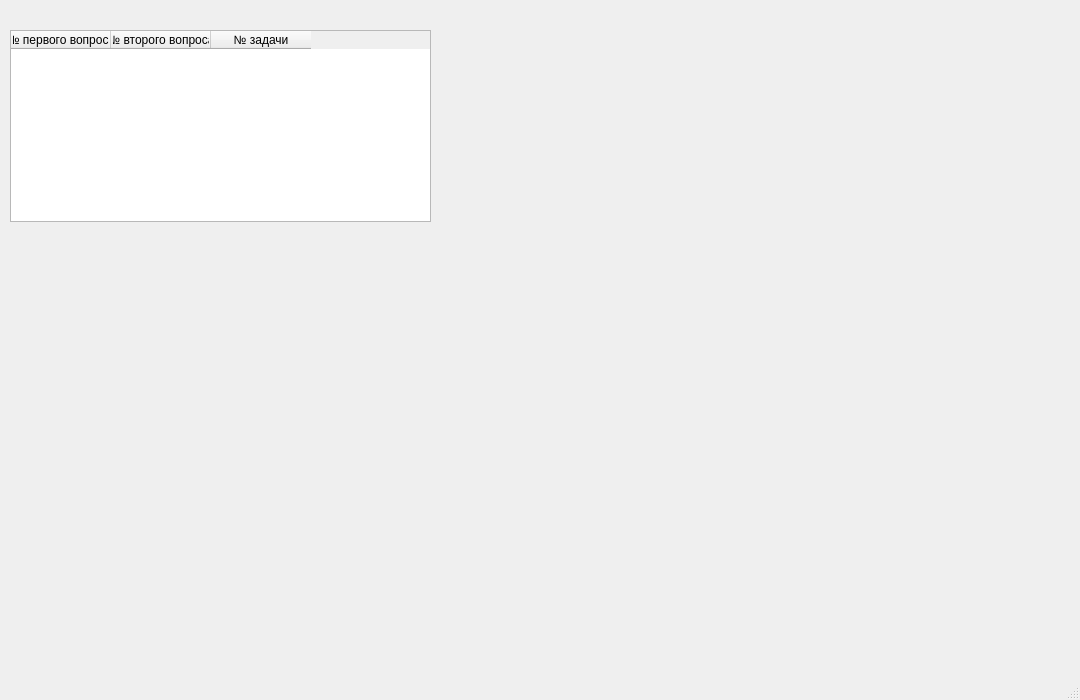
Old version of the form ticketwindow.ui in the repository by1ex/GeneratorIBC.
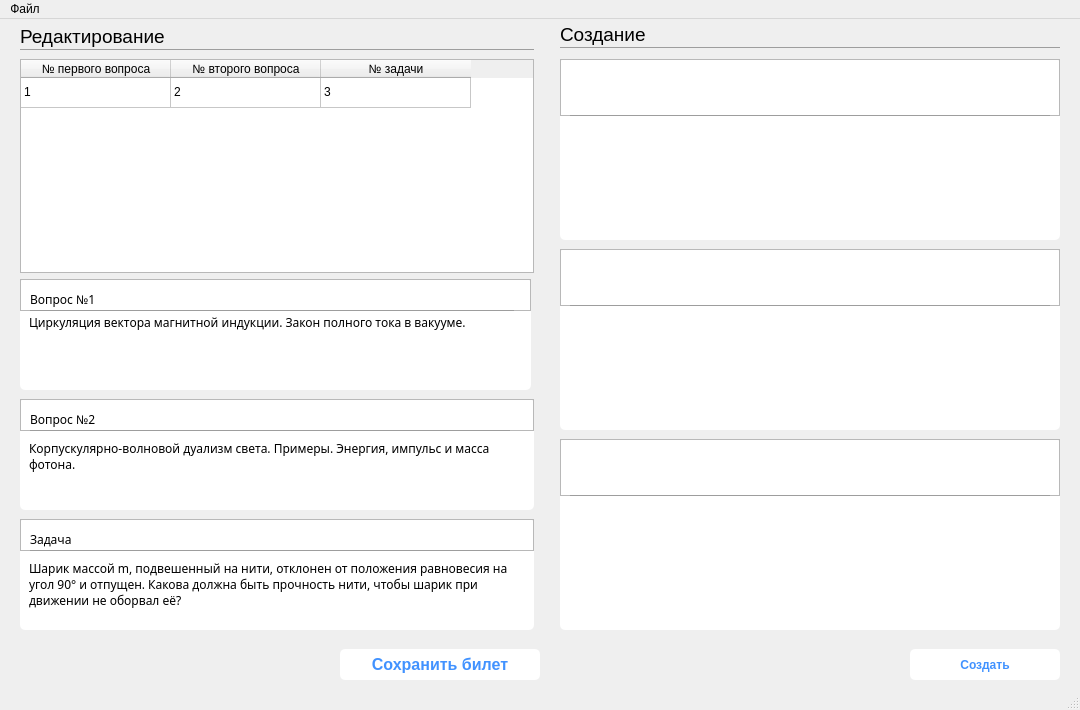
New version of the form.

Commit message: Add main fields

```diff
--- a/ticketwindow.ui
+++ b/ticketwindow.ui
@@ -7,20 +7,45 @@
     <x>0</x>
     <y>0</y>
     <width>1080</width>
-    <height>700</height>
+    <height>710</height>
    </rect>
   </property>
   <property name="windowTitle">
    <string>MainWindow</string>
   </property>
+  <property name="styleSheet">
+   <string notr="true">QPushButton{
+	background-color: rgb(255, 255, 255);
+	color: rgb(65, 146, 255);
+	border-radius: 5px;
+	font: 12pt &quot;Segoe UI&quot;;
+	font-weight: 500;
+}
+
+QPushButton:hover{
+	background-color: rgb(65, 146, 255);
+	color: rgb(255, 255, 255);
+	border-radius: 5px;
+	font: 12pt &quot;Segoe UI&quot;;
+	font-weight: 500;
+}
+
+QPushButton:pressed{
+	background-color: rgb(43, 97, 170);
+	color: rgb(255, 255, 255);
+	border-radius: 5px;
+	font: 12pt &quot;Segoe UI&quot;;
+	font-weight: 500;
+}</string>
+  </property>
   <widget class="QWidget" name="centralwidget">
    <widget class="QTableWidget" name="tableWidget">
     <property name="geometry">
      <rect>
-      <x>10</x>
-      <y>30</y>
-      <width>421</width>
-      <height>192</height>
+      <x>20</x>
+      <y>40</y>
+      <width>514</width>
+      <height>214</height>
      </rect>
     </property>
     <property name="layoutDirection">
@@ -33,7 +58,7 @@
      <enum>QAbstractScrollArea::AdjustIgnored</enum>
     </property>
     <property name="showGrid">
-     <bool>false</bool>
+     <bool>true</bool>
     </property>
     <property name="wordWrap">
      <bool>true</bool>
@@ -44,9 +69,18 @@
     <attribute name="horizontalHeaderVisible">
      <bool>true</bool>
     </attribute>
+    <attribute name="horizontalHeaderCascadingSectionResizes">
+     <bool>false</bool>
+    </attribute>
+    <attribute name="horizontalHeaderDefaultSectionSize">
+     <number>39</number>
+    </attribute>
     <attribute name="horizontalHeaderHighlightSections">
      <bool>true</bool>
     </attribute>
+    <attribute name="horizontalHeaderMinimumSectionSize">
+     <number>150</number>
+    </attribute>
     <attribute name="horizontalHeaderShowSortIndicator" stdset="0">
      <bool>false</bool>
     </attribute>
@@ -76,6 +110,803 @@
       <string>№ задачи</string>
      </property>
     </column>
+    <item row="0" column="0">
+     <property name="text">
+      <string>1</string>
+     </property>
+    </item>
+    <item row="0" column="1">
+     <property name="text">
+      <string>2</string>
+     </property>
+    </item>
+    <item row="0" column="2">
+     <property name="text">
+      <string>3</string>
+     </property>
+    </item>
+   </widget>
+   <widget class="QFrame" name="section1">
+    <property name="geometry">
+     <rect>
+      <x>560</x>
+      <y>40</y>
+      <width>500</width>
+      <height>181</height>
+     </rect>
+    </property>
+    <property name="styleSheet">
+     <string notr="true">QFrame#section1{
+	background-color: rgb(255, 255, 255);
+	border-radius: 5px;
+}</string>
+    </property>
+    <property name="frameShape">
+     <enum>QFrame::StyledPanel</enum>
+    </property>
+    <property name="frameShadow">
+     <enum>QFrame::Raised</enum>
+    </property>
+    <layout class="QGridLayout" name="gridLayout">
+     <property name="leftMargin">
+      <number>0</number>
+     </property>
+     <property name="topMargin">
+      <number>0</number>
+     </property>
+     <property name="rightMargin">
+      <number>0</number>
+     </property>
+     <property name="bottomMargin">
+      <number>0</number>
+     </property>
+     <property name="spacing">
+      <number>0</number>
+     </property>
+     <item row="1" column="0">
+      <widget class="QWidget" name="widget" native="true"/>
+     </item>
+     <item row="0" column="0">
+      <widget class="QFrame" name="frame_2">
+       <property name="minimumSize">
+        <size>
+         <width>0</width>
+         <height>57</height>
+        </size>
+       </property>
+       <property name="maximumSize">
+        <size>
+         <width>16777215</width>
+         <height>57</height>
+        </size>
+       </property>
+       <property name="frameShape">
+        <enum>QFrame::StyledPanel</enum>
+       </property>
+       <property name="frameShadow">
+        <enum>QFrame::Raised</enum>
+       </property>
+       <widget class="QFrame" name="hr3">
+        <property name="geometry">
+         <rect>
+          <x>10</x>
+          <y>56</y>
+          <width>480</width>
+          <height>1</height>
+         </rect>
+        </property>
+        <property name="styleSheet">
+         <string notr="true">QFrame#hr3{
+	background-color: rgb(204, 204, 204);
+}</string>
+        </property>
+        <property name="frameShape">
+         <enum>QFrame::StyledPanel</enum>
+        </property>
+        <property name="frameShadow">
+         <enum>QFrame::Raised</enum>
+        </property>
+       </widget>
+      </widget>
+     </item>
+    </layout>
+   </widget>
+   <widget class="QLabel" name="editlabel">
+    <property name="geometry">
+     <rect>
+      <x>20</x>
+      <y>2</y>
+      <width>221</width>
+      <height>31</height>
+     </rect>
+    </property>
+    <property name="font">
+     <font>
+      <family>Segoe UI</family>
+      <pointsize>14</pointsize>
+      <weight>62</weight>
+      <bold>true</bold>
+     </font>
+    </property>
+    <property name="text">
+     <string>Редактирование</string>
+    </property>
+   </widget>
+   <widget class="QFrame" name="hr1">
+    <property name="geometry">
+     <rect>
+      <x>20</x>
+      <y>30</y>
+      <width>514</width>
+      <height>1</height>
+     </rect>
+    </property>
+    <property name="styleSheet">
+     <string notr="true">QFrame#hr1{
+	background-color: rgb(204, 204, 204);
+}</string>
+    </property>
+    <property name="frameShape">
+     <enum>QFrame::StyledPanel</enum>
+    </property>
+    <property name="frameShadow">
+     <enum>QFrame::Raised</enum>
+    </property>
+   </widget>
+   <widget class="QPushButton" name="btnSaveTicket">
+    <property name="geometry">
+     <rect>
+      <x>340</x>
+      <y>630</y>
+      <width>200</width>
+      <height>31</height>
+     </rect>
+    </property>
+    <property name="font">
+     <font>
+      <family>Segoe UI</family>
+      <pointsize>12</pointsize>
+      <weight>62</weight>
+      <italic>false</italic>
+      <bold>true</bold>
+     </font>
+    </property>
+    <property name="text">
+     <string>Сохранить билет</string>
+    </property>
+   </widget>
+   <widget class="QPushButton" name="btnSaveTicket_2">
+    <property name="geometry">
+     <rect>
+      <x>910</x>
+      <y>630</y>
+      <width>150</width>
+      <height>31</height>
+     </rect>
+    </property>
+    <property name="text">
+     <string>Создать</string>
+    </property>
+   </widget>
+   <widget class="QFrame" name="hr2">
+    <property name="geometry">
+     <rect>
+      <x>560</x>
+      <y>28</y>
+      <width>500</width>
+      <height>1</height>
+     </rect>
+    </property>
+    <property name="styleSheet">
+     <string notr="true">QFrame#hr2{
+	background-color: rgb(204, 204, 204);
+}</string>
+    </property>
+    <property name="frameShape">
+     <enum>QFrame::StyledPanel</enum>
+    </property>
+    <property name="frameShadow">
+     <enum>QFrame::Raised</enum>
+    </property>
+   </widget>
+   <widget class="QLabel" name="createlabel">
+    <property name="geometry">
+     <rect>
+      <x>560</x>
+      <y>0</y>
+      <width>221</width>
+      <height>31</height>
+     </rect>
+    </property>
+    <property name="font">
+     <font>
+      <family>Segoe UI</family>
+      <pointsize>14</pointsize>
+      <weight>62</weight>
+      <bold>true</bold>
+     </font>
+    </property>
+    <property name="text">
+     <string>Создание</string>
+    </property>
+   </widget>
+   <widget class="QFrame" name="section2">
+    <property name="geometry">
+     <rect>
+      <x>560</x>
+      <y>230</y>
+      <width>500</width>
+      <height>181</height>
+     </rect>
+    </property>
+    <property name="styleSheet">
+     <string notr="true">QFrame#section2{
+	background-color: rgb(255, 255, 255);
+	border-radius: 5px;
+}</string>
+    </property>
+    <property name="frameShape">
+     <enum>QFrame::StyledPanel</enum>
+    </property>
+    <property name="frameShadow">
+     <enum>QFrame::Raised</enum>
+    </property>
+    <layout class="QGridLayout" name="gridLayout_4">
+     <property name="leftMargin">
+      <number>0</number>
+     </property>
+     <property name="topMargin">
+      <number>0</number>
+     </property>
+     <property name="rightMargin">
+      <number>0</number>
+     </property>
+     <property name="bottomMargin">
+      <number>0</number>
+     </property>
+     <property name="spacing">
+      <number>0</number>
+     </property>
+     <item row="1" column="0">
+      <widget class="QWidget" name="widget_4" native="true"/>
+     </item>
+     <item row="0" column="0">
+      <widget class="QFrame" name="frame_5">
+       <property name="minimumSize">
+        <size>
+         <width>0</width>
+         <height>57</height>
+        </size>
+       </property>
+       <property name="maximumSize">
+        <size>
+         <width>16777215</width>
+         <height>57</height>
+        </size>
+       </property>
+       <property name="frameShape">
+        <enum>QFrame::StyledPanel</enum>
+       </property>
+       <property name="frameShadow">
+        <enum>QFrame::Raised</enum>
+       </property>
+       <widget class="QFrame" name="hr4">
+        <property name="geometry">
+         <rect>
+          <x>10</x>
+          <y>56</y>
+          <width>480</width>
+          <height>1</height>
+         </rect>
+        </property>
+        <property name="styleSheet">
+         <string notr="true">QFrame#hr4{
+	background-color: rgb(204, 204, 204);
+}</string>
+        </property>
+        <property name="frameShape">
+         <enum>QFrame::StyledPanel</enum>
+        </property>
+        <property name="frameShadow">
+         <enum>QFrame::Raised</enum>
+        </property>
+       </widget>
+      </widget>
+     </item>
+    </layout>
+   </widget>
+   <widget class="QFrame" name="task2">
+    <property name="geometry">
+     <rect>
+      <x>560</x>
+      <y>420</y>
+      <width>500</width>
+      <height>191</height>
+     </rect>
+    </property>
+    <property name="styleSheet">
+     <string notr="true">QFrame#task2{
+	background-color: rgb(255, 255, 255);
+	border-radius: 5px;
+}</string>
+    </property>
+    <property name="frameShape">
+     <enum>QFrame::StyledPanel</enum>
+    </property>
+    <property name="frameShadow">
+     <enum>QFrame::Raised</enum>
+    </property>
+    <layout class="QGridLayout" name="gridLayout_5">
+     <property name="leftMargin">
+      <number>0</number>
+     </property>
+     <property name="topMargin">
+      <number>0</number>
+     </property>
+     <property name="rightMargin">
+      <number>0</number>
+     </property>
+     <property name="bottomMargin">
+      <number>0</number>
+     </property>
+     <property name="spacing">
+      <number>0</number>
+     </property>
+     <item row="1" column="0">
+      <widget class="QWidget" name="widget_5" native="true"/>
+     </item>
+     <item row="0" column="0">
+      <widget class="QFrame" name="frame_8">
+       <property name="minimumSize">
+        <size>
+         <width>0</width>
+         <height>57</height>
+        </size>
+       </property>
+       <property name="maximumSize">
+        <size>
+         <width>16777215</width>
+         <height>57</height>
+        </size>
+       </property>
+       <property name="frameShape">
+        <enum>QFrame::StyledPanel</enum>
+       </property>
+       <property name="frameShadow">
+        <enum>QFrame::Raised</enum>
+       </property>
+       <widget class="QFrame" name="hr5">
+        <property name="geometry">
+         <rect>
+          <x>10</x>
+          <y>56</y>
+          <width>480</width>
+          <height>1</height>
+         </rect>
+        </property>
+        <property name="styleSheet">
+         <string notr="true">QFrame#hr5{
+	background-color: rgb(204, 204, 204);
+}</string>
+        </property>
+        <property name="frameShape">
+         <enum>QFrame::StyledPanel</enum>
+        </property>
+        <property name="frameShadow">
+         <enum>QFrame::Raised</enum>
+        </property>
+       </widget>
+      </widget>
+     </item>
+    </layout>
+   </widget>
+   <widget class="QFrame" name="question1">
+    <property name="geometry">
+     <rect>
+      <x>20</x>
+      <y>260</y>
+      <width>511</width>
+      <height>111</height>
+     </rect>
+    </property>
+    <property name="styleSheet">
+     <string notr="true">QFrame#question1{
+	background-color: rgb(255, 255, 255);
+	border-radius: 5px;
+}</string>
+    </property>
+    <property name="frameShape">
+     <enum>QFrame::StyledPanel</enum>
+    </property>
+    <property name="frameShadow">
+     <enum>QFrame::Raised</enum>
+    </property>
+    <layout class="QGridLayout" name="gridLayout_6">
+     <property name="leftMargin">
+      <number>0</number>
+     </property>
+     <property name="topMargin">
+      <number>0</number>
+     </property>
+     <property name="rightMargin">
+      <number>0</number>
+     </property>
+     <property name="bottomMargin">
+      <number>0</number>
+     </property>
+     <property name="spacing">
+      <number>0</number>
+     </property>
+     <item row="1" column="0">
+      <widget class="QWidget" name="widget_6" native="true">
+       <layout class="QHBoxLayout" name="horizontalLayout">
+        <property name="topMargin">
+         <number>3</number>
+        </property>
+        <item>
+         <widget class="QLabel" name="label">
+          <property name="font">
+           <font>
+            <family>Montserrat</family>
+            <pointsize>9</pointsize>
+           </font>
+          </property>
+          <property name="text">
+           <string>Циркуляция вектора магнитной индукции. Закон полного тока в вакууме.</string>
+          </property>
+          <property name="textFormat">
+           <enum>Qt::AutoText</enum>
+          </property>
+          <property name="alignment">
+           <set>Qt::AlignLeading|Qt::AlignLeft|Qt::AlignTop</set>
+          </property>
+          <property name="wordWrap">
+           <bool>true</bool>
+          </property>
+         </widget>
+        </item>
+       </layout>
+      </widget>
+     </item>
+     <item row="0" column="0">
+      <widget class="QFrame" name="frame_3">
+       <property name="minimumSize">
+        <size>
+         <width>0</width>
+         <height>32</height>
+        </size>
+       </property>
+       <property name="maximumSize">
+        <size>
+         <width>16777215</width>
+         <height>32</height>
+        </size>
+       </property>
+       <property name="frameShape">
+        <enum>QFrame::StyledPanel</enum>
+       </property>
+       <property name="frameShadow">
+        <enum>QFrame::Raised</enum>
+       </property>
+       <widget class="QFrame" name="hr6">
+        <property name="geometry">
+         <rect>
+          <x>10</x>
+          <y>31</y>
+          <width>484</width>
+          <height>1</height>
+         </rect>
+        </property>
+        <property name="styleSheet">
+         <string notr="true">QFrame#hr6{
+	background-color: rgb(204, 204, 204);
+}</string>
+        </property>
+        <property name="frameShape">
+         <enum>QFrame::StyledPanel</enum>
+        </property>
+        <property name="frameShadow">
+         <enum>QFrame::Raised</enum>
+        </property>
+       </widget>
+       <widget class="QLabel" name="label_2">
+        <property name="geometry">
+         <rect>
+          <x>10</x>
+          <y>10</y>
+          <width>151</width>
+          <height>20</height>
+         </rect>
+        </property>
+        <property name="font">
+         <font>
+          <family>Montserrat</family>
+          <pointsize>9</pointsize>
+         </font>
+        </property>
+        <property name="text">
+         <string>Вопрос №1</string>
+        </property>
+        <property name="textFormat">
+         <enum>Qt::AutoText</enum>
+        </property>
+        <property name="wordWrap">
+         <bool>true</bool>
+        </property>
+       </widget>
+      </widget>
+     </item>
+    </layout>
+   </widget>
+   <widget class="QFrame" name="question2">
+    <property name="geometry">
+     <rect>
+      <x>20</x>
+      <y>380</y>
+      <width>514</width>
+      <height>111</height>
+     </rect>
+    </property>
+    <property name="styleSheet">
+     <string notr="true">QFrame#question2{
+	background-color: rgb(255, 255, 255);
+	border-radius: 5px;
+}</string>
+    </property>
+    <property name="frameShape">
+     <enum>QFrame::StyledPanel</enum>
+    </property>
+    <property name="frameShadow">
+     <enum>QFrame::Raised</enum>
+    </property>
+    <layout class="QGridLayout" name="gridLayout_7">
+     <property name="leftMargin">
+      <number>0</number>
+     </property>
+     <property name="topMargin">
+      <number>0</number>
+     </property>
+     <property name="rightMargin">
+      <number>0</number>
+     </property>
+     <property name="bottomMargin">
+      <number>0</number>
+     </property>
+     <property name="spacing">
+      <number>0</number>
+     </property>
+     <item row="1" column="0">
+      <widget class="QWidget" name="widget_7" native="true">
+       <layout class="QHBoxLayout" name="horizontalLayout_2">
+        <item>
+         <widget class="QLabel" name="label_3">
+          <property name="font">
+           <font>
+            <family>Montserrat</family>
+            <pointsize>9</pointsize>
+           </font>
+          </property>
+          <property name="text">
+           <string>Корпускулярно-волновой дуализм света. Примеры. Энергия, импульс и масса фотона.</string>
+          </property>
+          <property name="textFormat">
+           <enum>Qt::AutoText</enum>
+          </property>
+          <property name="alignment">
+           <set>Qt::AlignLeading|Qt::AlignLeft|Qt::AlignTop</set>
+          </property>
+          <property name="wordWrap">
+           <bool>true</bool>
+          </property>
+         </widget>
+        </item>
+       </layout>
+      </widget>
+     </item>
+     <item row="0" column="0">
+      <widget class="QFrame" name="frame_7">
+       <property name="minimumSize">
+        <size>
+         <width>0</width>
+         <height>32</height>
+        </size>
+       </property>
+       <property name="maximumSize">
+        <size>
+         <width>16777215</width>
+         <height>32</height>
+        </size>
+       </property>
+       <property name="frameShape">
+        <enum>QFrame::StyledPanel</enum>
+       </property>
+       <property name="frameShadow">
+        <enum>QFrame::Raised</enum>
+       </property>
+       <widget class="QFrame" name="hr7">
+        <property name="geometry">
+         <rect>
+          <x>10</x>
+          <y>31</y>
+          <width>480</width>
+          <height>1</height>
+         </rect>
+        </property>
+        <property name="styleSheet">
+         <string notr="true">QFrame#hr7{
+	background-color: rgb(204, 204, 204);
+}</string>
+        </property>
+        <property name="frameShape">
+         <enum>QFrame::StyledPanel</enum>
+        </property>
+        <property name="frameShadow">
+         <enum>QFrame::Raised</enum>
+        </property>
+       </widget>
+       <widget class="QLabel" name="label_5">
+        <property name="geometry">
+         <rect>
+          <x>10</x>
+          <y>10</y>
+          <width>151</width>
+          <height>20</height>
+         </rect>
+        </property>
+        <property name="font">
+         <font>
+          <family>Montserrat</family>
+          <pointsize>9</pointsize>
+         </font>
+        </property>
+        <property name="text">
+         <string>Вопрос №2</string>
+        </property>
+        <property name="textFormat">
+         <enum>Qt::AutoText</enum>
+        </property>
+        <property name="wordWrap">
+         <bool>true</bool>
+        </property>
+       </widget>
+      </widget>
+     </item>
+    </layout>
+   </widget>
+   <widget class="QFrame" name="task">
+    <property name="geometry">
+     <rect>
+      <x>20</x>
+      <y>500</y>
+      <width>514</width>
+      <height>111</height>
+     </rect>
+    </property>
+    <property name="styleSheet">
+     <string notr="true">QFrame#task{
+	background-color: rgb(255, 255, 255);
+	border-radius: 5px;
+}</string>
+    </property>
+    <property name="frameShape">
+     <enum>QFrame::StyledPanel</enum>
+    </property>
+    <property name="frameShadow">
+     <enum>QFrame::Raised</enum>
+    </property>
+    <layout class="QGridLayout" name="gridLayout_8">
+     <property name="leftMargin">
+      <number>0</number>
+     </property>
+     <property name="topMargin">
+      <number>0</number>
+     </property>
+     <property name="rightMargin">
+      <number>0</number>
+     </property>
+     <property name="bottomMargin">
+      <number>0</number>
+     </property>
+     <property name="spacing">
+      <number>0</number>
+     </property>
+     <item row="1" column="0">
+      <widget class="QWidget" name="widget_8" native="true">
+       <layout class="QHBoxLayout" name="horizontalLayout_3">
+        <item>
+         <widget class="QLabel" name="label_4">
+          <property name="font">
+           <font>
+            <family>Montserrat</family>
+            <pointsize>9</pointsize>
+           </font>
+          </property>
+          <property name="text">
+           <string>Шарик массой m, подвешенный на нити, отклонен от положения равновесия на угол 90° и отпущен. Какова должна быть прочность нити, чтобы шарик при движении не оборвал её?</string>
+          </property>
+          <property name="textFormat">
+           <enum>Qt::AutoText</enum>
+          </property>
+          <property name="alignment">
+           <set>Qt::AlignLeading|Qt::AlignLeft|Qt::AlignTop</set>
+          </property>
+          <property name="wordWrap">
+           <bool>true</bool>
+          </property>
+         </widget>
+        </item>
+       </layout>
+      </widget>
+     </item>
+     <item row="0" column="0">
+      <widget class="QFrame" name="frame_9">
+       <property name="minimumSize">
+        <size>
+         <width>0</width>
+         <height>32</height>
+        </size>
+       </property>
+       <property name="maximumSize">
+        <size>
+         <width>16777215</width>
+         <height>32</height>
+        </size>
+       </property>
+       <property name="frameShape">
+        <enum>QFrame::StyledPanel</enum>
+       </property>
+       <property name="frameShadow">
+        <enum>QFrame::Raised</enum>
+       </property>
+       <widget class="QFrame" name="hr8">
+        <property name="geometry">
+         <rect>
+          <x>10</x>
+          <y>31</y>
+          <width>480</width>
+          <height>1</height>
+         </rect>
+        </property>
+        <property name="styleSheet">
+         <string notr="true">QFrame#hr8{
+	background-color: rgb(204, 204, 204);
+}</string>
+        </property>
+        <property name="frameShape">
+         <enum>QFrame::StyledPanel</enum>
+        </property>
+        <property name="frameShadow">
+         <enum>QFrame::Raised</enum>
+        </property>
+       </widget>
+       <widget class="QLabel" name="label_6">
+        <property name="geometry">
+         <rect>
+          <x>10</x>
+          <y>10</y>
+          <width>151</width>
+          <height>20</height>
+         </rect>
+        </property>
+        <property name="font">
+         <font>
+          <family>Montserrat</family>
+          <pointsize>9</pointsize>
+         </font>
+        </property>
+        <property name="text">
+         <string>Задача</string>
+        </property>
+        <property name="textFormat">
+         <enum>Qt::AutoText</enum>
+        </property>
+        <property name="wordWrap">
+         <bool>true</bool>
+        </property>
+       </widget>
+      </widget>
+     </item>
+    </layout>
    </widget>
   </widget>
   <widget class="QMenuBar" name="menubar">
@@ -87,6 +918,12 @@
      <height>21</height>
     </rect>
    </property>
+   <widget class="QMenu" name="menu">
+    <property name="title">
+     <string>Файл</string>
+    </property>
+   </widget>
+   <addaction name="menu"/>
   </widget>
   <widget class="QStatusBar" name="statusbar"/>
  </widget>
```
The commit also changes 2 other files.
